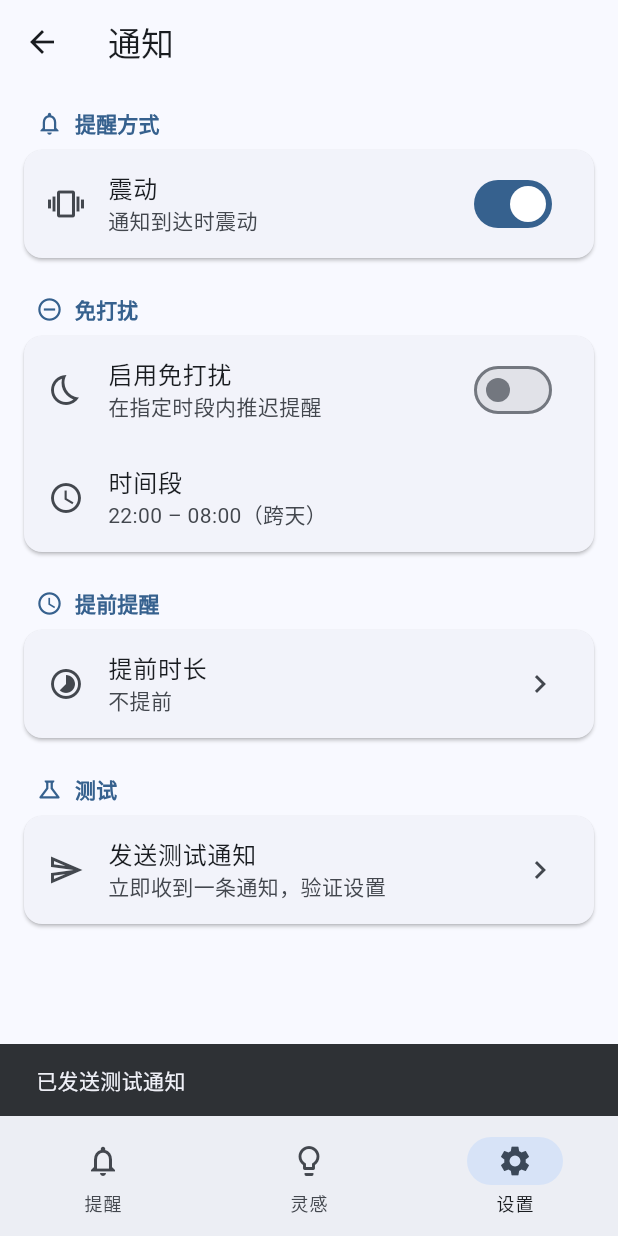
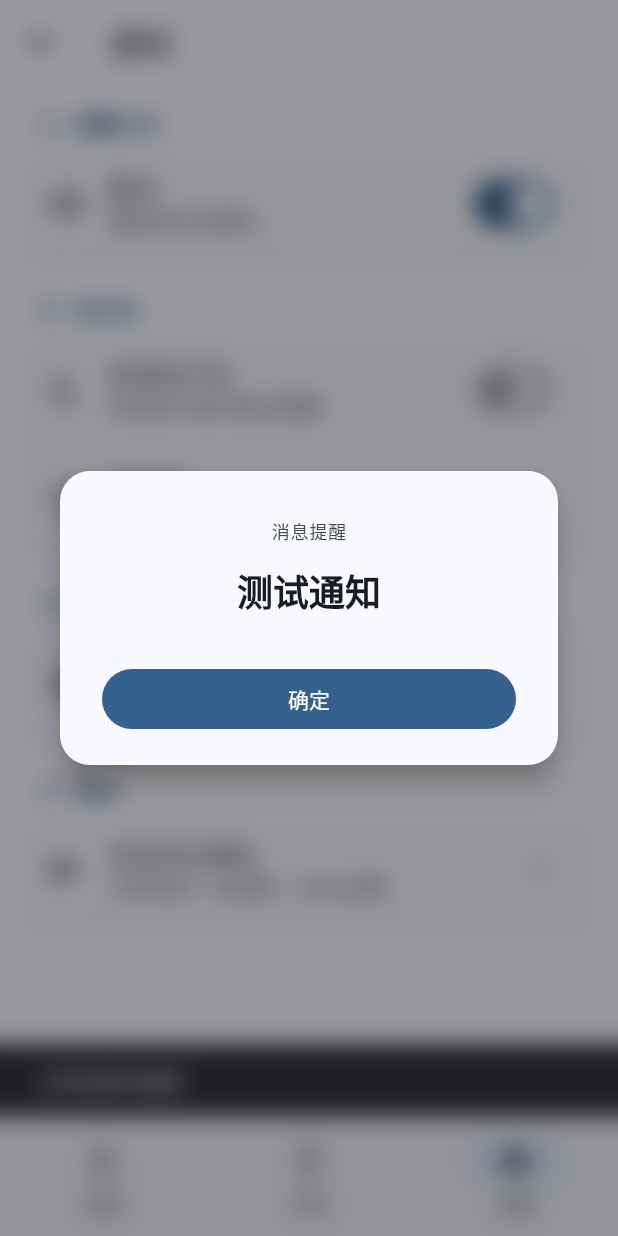
Before and after one commit to DsDG1/Nous_Mind, a Flutter app: the NotificationSettingsPage screen opened by its route, after a tap on "发送测试通知", on a phone screen of 412 x 824 dp. Run offline on Flutter 3.47's test engine with Material 3 defaults, Android fonts, the phone set to English and light mode, and no system bars; our stand-ins replace flutter_local_notifications, flutter_timezone, go_router, image_picker, nested, shared_preferences and 1 more; accounts and stored records are empty.

Commit message:
feat: in-app reminder popup with gaussian blur and snooze support

```diff
--- a/lib/pages/settings/notification_settings_page.dart
+++ b/lib/pages/settings/notification_settings_page.dart
@@ -2,8 +2,10 @@ import 'package:flutter/material.dart';
 import 'package:provider/provider.dart';
 
 import '../../models/app_settings.dart';
+import '../../router.dart';
 import '../../services/notification_service.dart';
 import '../../viewmodels/settings_view_model.dart';
+import '../../widgets/reminder_popup.dart';
 import '../../widgets/settings_section.dart';
 
 /// Settings subpage for notification behavior.
@@ -126,6 +128,14 @@ class NotificationSettingsPage extends StatelessWidget {
     messenger
       ..hideCurrentSnackBar()
       ..showSnackBar(const SnackBar(content: Text(_sentMessage)));
+    final navigatorState = rootNavigatorKey.currentState;
+    if (navigatorState != null) {
+      await showReminderPopup(
+        // ignore: use_build_context_synchronously
+        context: navigatorState.context,
+        title: _testTitle,
+      );
+    }
   }
 
   Future<void> _editQuietHours(
--- a/lib/router.dart
+++ b/lib/router.dart
@@ -15,7 +15,7 @@ import 'widgets/circular_reveal_clip.dart';
 
 /// Navigator keys — separate per branch so each tab maintains its own
 /// navigation history, plus a root key for full-screen overlays (editors).
-final GlobalKey<NavigatorState> _rootNavigatorKey = GlobalKey<NavigatorState>(
+final GlobalKey<NavigatorState> rootNavigatorKey = GlobalKey<NavigatorState>(
   debugLabel: 'root',
 );
 final GlobalKey<NavigatorState> _remindersBranchKey = GlobalKey<NavigatorState>(
@@ -31,7 +31,7 @@ final GlobalKey<NavigatorState> _settingsBranchKey = GlobalKey<NavigatorState>(
 /// so switching tabs preserves the per-tab Navigator stack (an open editor
 /// stays open across tab switches).
 final GoRouter router = GoRouter(
-  navigatorKey: _rootNavigatorKey,
+  navigatorKey: rootNavigatorKey,
   initialLocation: '/',
   routes: <RouteBase>[
     StatefulShellRoute.indexedStack(
@@ -47,7 +47,7 @@ final GoRouter router = GoRouter(
               routes: <RouteBase>[
                 GoRoute(
                   path: 'editor',
-                  parentNavigatorKey: _rootNavigatorKey,
+                  parentNavigatorKey: rootNavigatorKey,
                   pageBuilder: (context, state) {
                     final extra = state.extra as (Reminder?, Offset);
                     return CustomTransitionPage(
@@ -77,7 +77,7 @@ final GoRouter router = GoRouter(
               routes: <RouteBase>[
                 GoRoute(
                   path: 'editor',
-                  parentNavigatorKey: _rootNavigatorKey,
+                  parentNavigatorKey: rootNavigatorKey,
                   builder: (context, state) => InspirationEditorPage(
                     initial: state.extra as Inspiration?,
                   ),
--- /dev/null
+++ b/lib/widgets/reminder_popup.dart
@@ -0,0 +1,98 @@
+import 'dart:ui';
+
+import 'package:flutter/material.dart';
+
+/// Shows a centred reminder popup over a Gaussian-blurred backdrop.
+///
+/// The dialog contains a small "消息提醒" label, a large [title], and a row of
+/// two buttons: "稍后提醒（5分钟）" which invokes [onSnooze] then dismisses,
+/// and "确定" which just dismisses.
+///
+/// The [context] should belong to the root navigator so the popup sits on top
+/// of every route, including tab bars and shell scaffolds.
+Future<void> showReminderPopup({
+  required BuildContext context,
+  required String title,
+  VoidCallback? onSnooze,
+}) {
+  return showGeneralDialog(
+    context: context,
+    barrierDismissible: false,
+    barrierLabel: 'Reminder popup',
+    barrierColor: Colors.black38,
+    transitionDuration: const Duration(milliseconds: 300),
+    pageBuilder: (context, animation, secondaryAnimation) {
+      return BackdropFilter(
+        filter: ImageFilter.blur(sigmaX: 8, sigmaY: 8),
+        child: Center(
+          child: Padding(
+            padding: const EdgeInsets.symmetric(horizontal: 40),
+            child: Material(
+              type: MaterialType.card,
+              elevation: 8,
+              shape: RoundedRectangleBorder(
+                borderRadius: BorderRadius.circular(20),
+              ),
+              color: Theme.of(context).colorScheme.surface,
+              child: Padding(
+                padding: const EdgeInsets.fromLTRB(28, 32, 28, 20),
+                child: Column(
+                  mainAxisSize: MainAxisSize.min,
+                  children: <Widget>[
+                    Text(
+                      '消息提醒',
+                      style: Theme.of(context).textTheme.labelMedium?.copyWith(
+                        color: Theme.of(context).colorScheme.onSurfaceVariant,
+                      ),
+                    ),
+                    const SizedBox(height: 16),
+                    Text(
+                      title,
+                      textAlign: TextAlign.center,
+                      style: Theme.of(context).textTheme.headlineSmall?.copyWith(
+                        fontWeight: FontWeight.bold,
+                      ),
+                    ),
+                    const SizedBox(height: 32),
+                    Row(
+                      children: <Widget>[
+                        if (onSnooze != null)
+                          Expanded(
+                            child: OutlinedButton(
+                              onPressed: () {
+                                onSnooze();
+                                Navigator.of(context).pop();
+                              },
+                              child: const Text('稍后提醒（5分钟）'),
+                            ),
+                          ),
+                        if (onSnooze != null) const SizedBox(width: 12),
+                        Expanded(
+                          child: FilledButton(
+                            onPressed: () => Navigator.of(context).pop(),
+                            child: const Text('确定'),
+                          ),
+                        ),
+                      ],
+                    ),
+                  ],
+                ),
+              ),
+            ),
+          ),
+        ),
+      );
+    },
+    transitionBuilder: (context, animation, secondaryAnimation, child) {
+      return FadeTransition(
+        opacity: CurvedAnimation(parent: animation, curve: Curves.easeOut),
+        child: ScaleTransition(
+          scale: Tween<double>(begin: 0.8, end: 1.0).animate(
+            CurvedAnimation(parent: animation, curve: Curves.easeOutBack),
+          ),
+          child: child,
+        ),
+      );
+    },
+  );
+}
```
Also changed, not shown: lib/main.dart (+23 -5 lines), lib/viewmodels/reminders_view_model.dart (+79 -0 lines).
